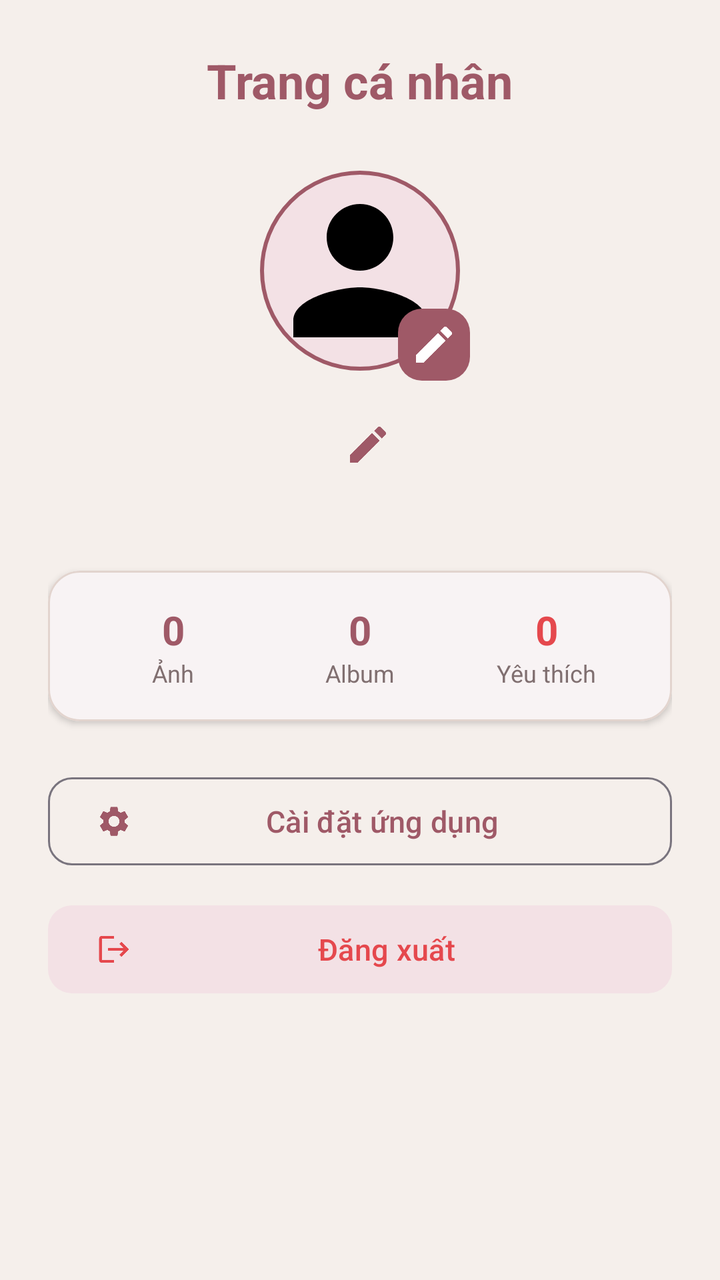
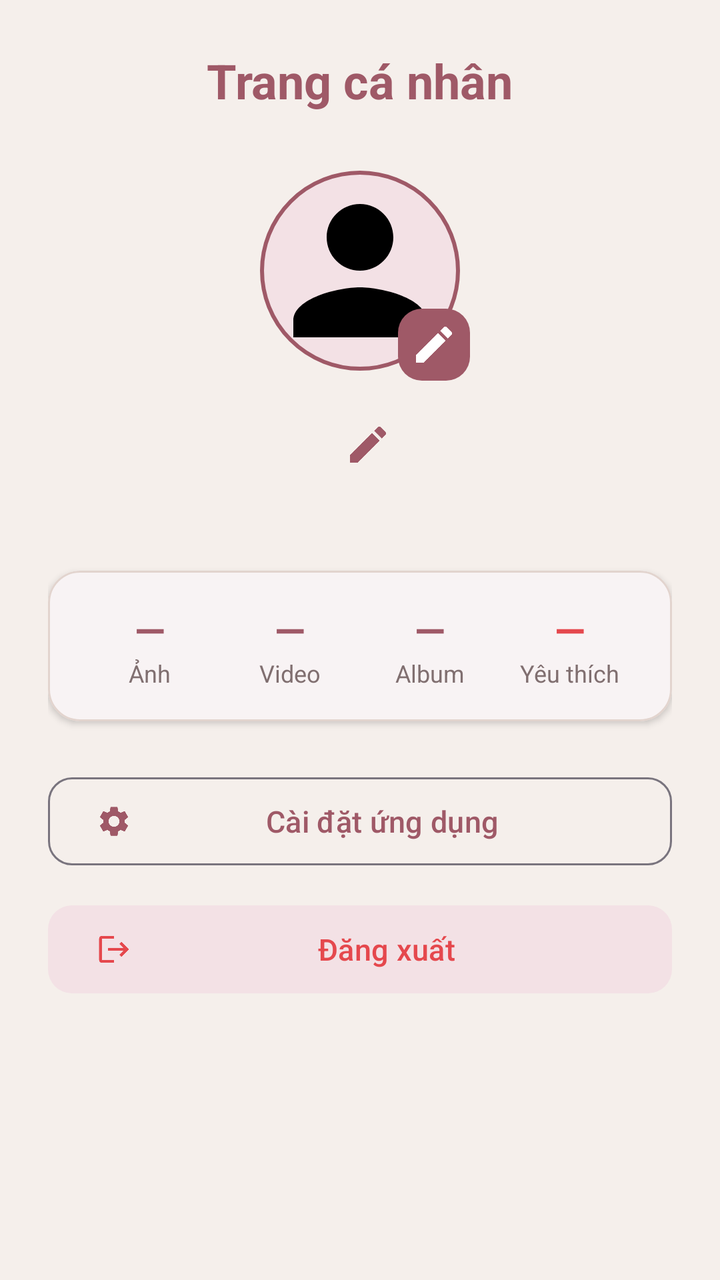

Screens rendered from an Android XML layout before and after an edit, with the pre-edit source and the edit as a unified diff.
<!-- AndroidManifest.xml: application theme Theme.Th6 -->
<!-- res/layout/fragment_profile.xml -->
<?xml version="1.0" encoding="utf-8"?>
<ScrollView xmlns:android="http://schemas.android.com/apk/res/android"
    xmlns:app="http://schemas.android.com/apk/res-auto"
    android:layout_width="match_parent"
    android:layout_height="match_parent"
    android:fillViewport="true"
    android:fitsSystemWindows="true">

    <LinearLayout
        android:layout_width="match_parent"
        android:layout_height="wrap_content"
        android:gravity="center_horizontal"
        android:orientation="vertical"
        android:padding="24dp">

        <TextView
            android:layout_width="wrap_content"
            android:layout_height="wrap_content"
            android:text="@string/title_profile"
            android:textColor="?attr/colorPrimary"
            android:textSize="24sp"
            android:textStyle="bold" />

        
        <FrameLayout
            android:layout_width="110dp"
            android:layout_height="110dp"
            android:layout_marginTop="24dp">

            <ImageView
                android:id="@+id/imgAvatar"
                android:layout_width="100dp"
                android:layout_height="100dp"
                android:layout_gravity="center"
                android:background="@drawable/bg_avatar_circle"
                android:contentDescription="@string/app_name"
                android:scaleType="centerCrop"
                android:src="@drawable/ic_profile" />

            <ImageButton
                android:id="@+id/btnChangeAvatar"
                android:layout_width="36dp"
                android:layout_height="36dp"
                android:layout_gravity="bottom|end"
                android:background="@drawable/bg_button"
                android:contentDescription="@string/change_avatar"
                android:src="@drawable/ic_edit"
                app:tint="#FFFFFF" />

        </FrameLayout>

        
        <LinearLayout
            android:layout_width="wrap_content"
            android:layout_height="wrap_content"
            android:layout_marginTop="16dp"
            android:gravity="center"
            android:orientation="horizontal">

            <TextView
                android:id="@+id/tvDisplayName"
                android:layout_width="wrap_content"
                android:layout_height="wrap_content"
                android:textColor="@color/text_primary_light"
                android:textSize="20sp"
                android:textStyle="bold" />

            <ImageButton
                android:id="@+id/btnEditName"
                android:layout_width="32dp"
                android:layout_height="32dp"
                android:layout_marginStart="8dp"
                android:background="?attr/selectableItemBackgroundBorderless"
                android:contentDescription="@string/edit_name"
                android:src="@drawable/ic_edit"
                app:tint="?attr/colorPrimary" />

        </LinearLayout>

        <TextView
            android:id="@+id/tvEmail"
            android:layout_width="wrap_content"
            android:layout_height="wrap_content"
            android:layout_marginTop="4dp"
            android:textColor="@color/text_secondary_light"
            android:textSize="14sp" />

        
        <com.google.android.material.card.MaterialCardView
            android:layout_width="match_parent"
            android:layout_height="wrap_content"
            android:layout_marginTop="24dp"
            app:cardCornerRadius="16dp"
            app:cardElevation="2dp"
            app:strokeColor="@color/card_stroke_light"
            app:strokeWidth="1dp">

            <LinearLayout
                android:layout_width="match_parent"
                android:layout_height="wrap_content"
                android:orientation="horizontal"
                android:padding="16dp">

                <LinearLayout
                    android:layout_width="0dp"
                    android:layout_height="wrap_content"
                    android:layout_weight="1"
                    android:gravity="center"
                    android:orientation="vertical">

                    <TextView
                        android:id="@+id/tvProfileStatPhotos"
                        android:layout_width="wrap_content"
                        android:layout_height="wrap_content"
                        android:text="0"
                        android:textColor="?attr/colorPrimary"
                        android:textSize="20sp"
                        android:textStyle="bold" />

                    <TextView
                        android:layout_width="wrap_content"
                        android:layout_height="wrap_content"
                        android:text="@string/stat_photos"
                        android:textColor="@color/text_secondary_light"
                        android:textSize="12sp" />

                </LinearLayout>

                <LinearLayout
                    android:layout_width="0dp"
                    android:layout_height="wrap_content"
                    android:layout_weight="1"
                    android:gravity="center"
                    android:orientation="vertical">

                    <TextView
                        android:id="@+id/tvProfileStatAlbums"
                        android:layout_width="wrap_content"
                        android:layout_height="wrap_content"
                        android:text="0"
                        android:textColor="?attr/colorPrimary"
                        android:textSize="20sp"
                        android:textStyle="bold" />

                    <TextView
                        android:layout_width="wrap_content"
                        android:layout_height="wrap_content"
                        android:text="@string/stat_albums"
                        android:textColor="@color/text_secondary_light"
                        android:textSize="12sp" />

                </LinearLayout>

                <LinearLayout
                    android:layout_width="0dp"
                    android:layout_height="wrap_content"
                    android:layout_weight="1"
                    android:gravity="center"
                    android:orientation="vertical">

                    <TextView
                        android:id="@+id/tvProfileStatFavorites"
                        android:layout_width="wrap_content"
                        android:layout_height="wrap_content"
                        android:text="0"
                        android:textColor="@color/favorite_red"
                        android:textSize="20sp"
                        android:textStyle="bold" />

                    <TextView
                        android:layout_width="wrap_content"
                        android:layout_height="wrap_content"
                        android:text="@string/stat_favorites"
                        android:textColor="@color/text_secondary_light"
                        android:textSize="12sp" />

                </LinearLayout>

            </LinearLayout>

        </com.google.android.material.card.MaterialCardView>

        
        <com.google.android.material.button.MaterialButton
            android:id="@+id/btnSettings"
            style="@style/Widget.Material3.Button.OutlinedButton"
            android:layout_width="match_parent"
            android:layout_height="52dp"
            android:layout_marginTop="24dp"
            android:text="@string/title_settings"
            android:textSize="15sp"
            app:cornerRadius="12dp"
            app:icon="@drawable/ic_settings" />

        <com.google.android.material.button.MaterialButton
            android:id="@+id/btnLogout"
            style="@style/Widget.Material3.Button.TonalButton"
            android:layout_width="match_parent"
            android:layout_height="52dp"
            android:layout_marginTop="12dp"
            android:text="@string/menu_logout"
            android:textColor="@color/favorite_red"
            android:textSize="15sp"
            app:cornerRadius="12dp"
            app:icon="@drawable/ic_logout"
            app:iconTint="@color/favorite_red" />

        <ProgressBar
            android:id="@+id/progressBar"
            android:layout_width="wrap_content"
            android:layout_height="wrap_content"
            android:layout_marginTop="16dp"
            android:visibility="gone" />

    </LinearLayout>

</ScrollView>
<!-- resources referenced by this layout -->
<resources>
  <color name="card_stroke_light">#E2D4CE</color>
  <color name="favorite_red">#E5484D</color>
  <color name="text_primary_light">#302327</color>
  <color name="text_secondary_light">#806F70</color>
  <!-- drawable bg_avatar_circle (drawable) -->
  <?xml version="1.0" encoding="utf-8"?>
  <shape xmlns:android="http://schemas.android.com/apk/res/android"
      android:shape="oval">
      <solid android:color="@color/primary_light" />
      <stroke
          android:width="2dp"
          android:color="?attr/colorPrimary" />
  </shape>
  <!-- drawable bg_button (drawable) -->
  <?xml version="1.0" encoding="utf-8"?>
  <shape xmlns:android="http://schemas.android.com/apk/res/android"
      android:shape="rectangle">
      <solid android:color="?attr/colorPrimary" />
      <corners android:radius="12dp" />
  </shape>
  <!-- drawable ic_edit (drawable) -->
  <vector xmlns:android="http://schemas.android.com/apk/res/android"
      android:width="24dp"
      android:height="24dp"
      android:viewportWidth="24"
      android:viewportHeight="24">
    <path
        android:fillColor="#FF000000"
        android:pathData="M3,17.25V21h3.75L17.81,9.94l-3.75,-3.75L3,17.25zM20.71,7.04c0.39,-0.39 0.39,-1.02 0,-1.41l-2.34,-2.34c-0.39,-0.39 -1.02,-0.39 -1.41,0l-1.83,1.83 3.75,3.75 1.83,-1.83z"/>
  </vector>
  <!-- drawable ic_logout (drawable) -->
  <vector xmlns:android="http://schemas.android.com/apk/res/android"
      android:width="24dp"
      android:height="24dp"
      android:viewportWidth="24"
      android:viewportHeight="24">
    <path
        android:fillColor="#FF000000"
        android:pathData="M17,7l-1.41,1.41L18.17,11H8v2h10.17l-2.58,2.58L17,17l5,-5zM4,5h8V3H4c-1.1,0 -2,0.9 -2,2v14c0,1.1 0.9,2 2,2h8v-2H4V5z"/>
  </vector>
  <!-- drawable ic_profile (drawable) -->
  <vector xmlns:android="http://schemas.android.com/apk/res/android"
      android:width="24dp"
      android:height="24dp"
      android:viewportWidth="24"
      android:viewportHeight="24">
    <path
        android:fillColor="#FF000000"
        android:pathData="M12,12c2.21,0 4,-1.79 4,-4s-1.79,-4 -4,-4 -4,1.79 -4,4 1.79,4 4,4zm0,2c-2.67,0 -8,1.34 -8,4v2h16v-2c0,-2.66 -5.33,-4 -8,-4z"/>
  </vector>
  <string name="app_name">PhotoVault</string>
  <string name="change_avatar">Đổi ảnh đại diện</string>
  <string name="edit_name">Chỉnh sửa họ tên</string>
  <string name="menu_logout">Đăng xuất</string>
  <string name="stat_albums">Album</string>
  <string name="stat_favorites">Yêu thích</string>
  <string name="stat_photos">Ảnh</string>
  <string name="title_profile">Trang cá nhân</string>
  <string name="title_settings">Cài đặt ứng dụng</string>
  <style name="Theme.Th6" parent="Base.Theme.Th6" />
  <color name="primary_light">#F3E1E5</color>
  <color name="rosewood_primary">#9F5967</color>
  <color name="rosewood_selected_bg_light">#F3E1E5</color>
  <color name="rosewood_bg_light">#F5EFEB</color>
  <color name="rosewood_surface_light">#FFFFFF</color>
  <color name="rosewood_text_primary_light">#302327</color>
  <color name="rosewood_text_secondary_light">#806F70</color>
  <style name="Widget.App.BottomNavigationView" parent="Widget.Material3.BottomNavigationView">
          <item name="elevation">4dp</item>
          <item name="backgroundTint">@color/rosewood_surface_light</item>
          <item name="itemIconTint">@color/bottom_nav_item_color</item>
          <item name="itemTextColor">@color/bottom_nav_item_color</item>
          <item name="itemRippleColor">@color/rosewood_selected_bg_light</item>
          <item name="itemActiveIndicatorStyle">@style/Widget.App.BottomNavigationView.ActiveIndicator</item>
      </style>
  <style name="Widget.App.BottomNavigationView.ActiveIndicator" parent="Widget.Material3.BottomNavigationView.ActiveIndicator">
          <item name="android:color">@color/rosewood_selected_bg_light</item>
      </style>
  <!-- unchanged entries left out for length: 2 -->
</resources>

<!-- the commit's change to res/layout/fragment_profile.xml (unified diff, before → after) -->
@@ -112,7 +112,7 @@
                         android:id="@+id/tvProfileStatPhotos"
                         android:layout_width="wrap_content"
                         android:layout_height="wrap_content"
-                        android:text="0"
+                        android:text="—"
                         android:textColor="?attr/colorPrimary"
                         android:textSize="20sp"
                         android:textStyle="bold" />
@@ -134,10 +134,35 @@
                     android:orientation="vertical">
 
                     <TextView
+                        android:id="@+id/tvProfileStatVideos"
+                        android:layout_width="wrap_content"
+                        android:layout_height="wrap_content"
+                        android:text="—"
+                        android:textColor="?attr/colorPrimary"
+                        android:textSize="20sp"
+                        android:textStyle="bold" />
+
+                    <TextView
+                        android:layout_width="wrap_content"
+                        android:layout_height="wrap_content"
+                        android:text="Video"
+                        android:textColor="@color/text_secondary_light"
+                        android:textSize="12sp" />
+
+                </LinearLayout>
+
+                <LinearLayout
+                    android:layout_width="0dp"
+                    android:layout_height="wrap_content"
+                    android:layout_weight="1"
+                    android:gravity="center"
+                    android:orientation="vertical">
+
+                    <TextView
                         android:id="@+id/tvProfileStatAlbums"
                         android:layout_width="wrap_content"
                         android:layout_height="wrap_content"
-                        android:text="0"
+                        android:text="—"
                         android:textColor="?attr/colorPrimary"
                         android:textSize="20sp"
                         android:textStyle="bold" />
@@ -162,7 +187,7 @@
                         android:id="@+id/tvProfileStatFavorites"
                         android:layout_width="wrap_content"
                         android:layout_height="wrap_content"
-                        android:text="0"
+                        android:text="—"
                         android:textColor="@color/favorite_red"
                         android:textSize="20sp"
                         android:textStyle="bold" />
